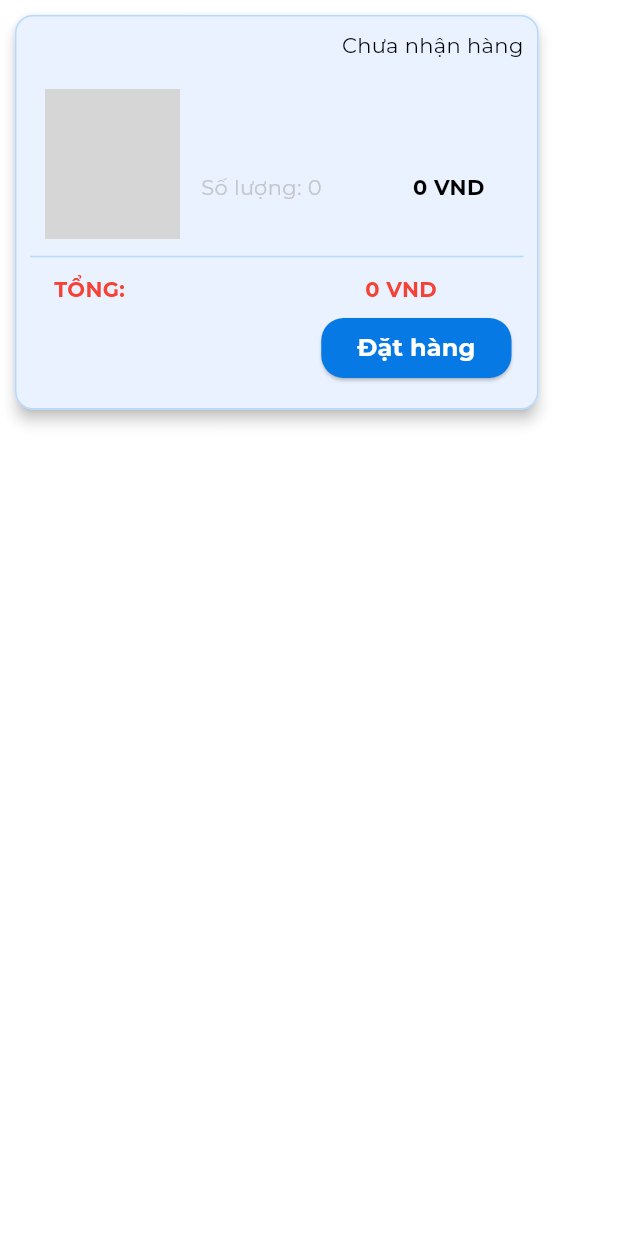
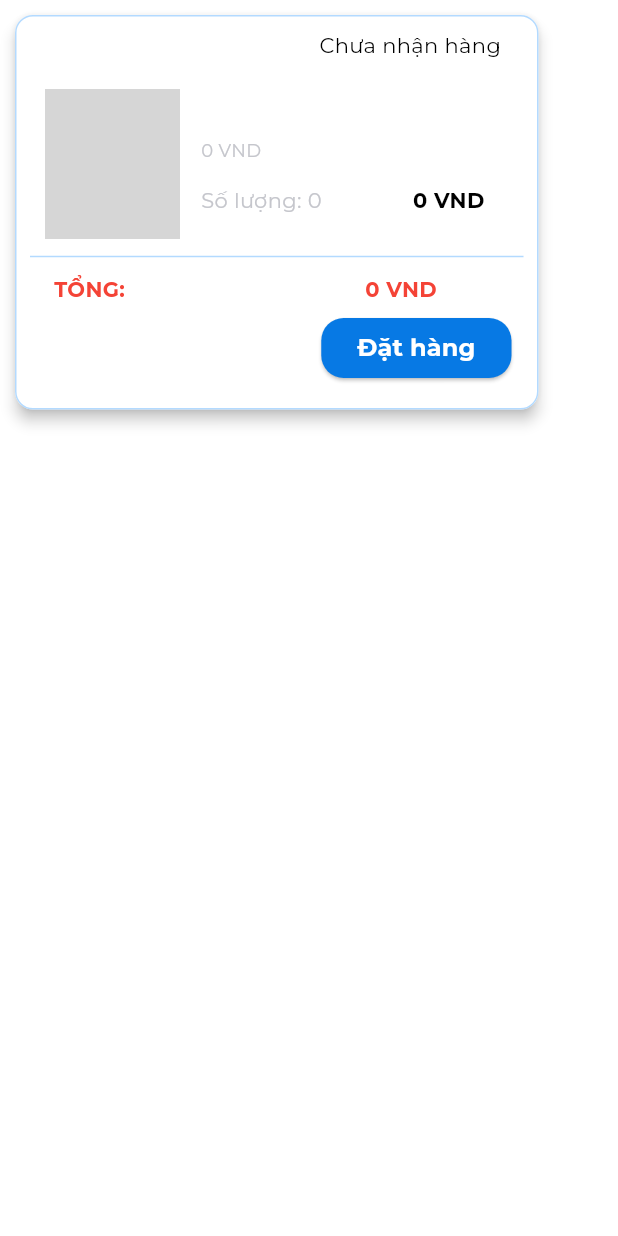
Before and after one commit to tubinguyen/Mobile-App, a Flutter app: the OrderDetail widget shown alone on an empty page, opened directly with empty values, on a phone screen of 412 x 824 dp. Run offline on Flutter 3.47's test engine with Material 3 defaults, Android fonts, the phone set to English and light mode, and no system bars; our stand-ins replace flutter_svg; project files that could hold a hidden picture were left out; grey boxes are pictures that could not be loaded.

Commit message:
finish shopping cart

```diff
--- a/app_tienganh/lib/views/cus/home_screen.dart
+++ b/app_tienganh/lib/views/cus/home_screen.dart
@@ -1,11 +1,7 @@
 import 'package:flutter/material.dart';
-<<<<<<< HEAD:app_tienganh/lib/views/home_screen.dart
-// import '../widgets/google_button.dart';
-// import '../widgets/book_list.dart';
+import 'package:app_tienganh/widgets/search_bar.dart';
+// import 'package:app_tienganh/widgets/shopping_cart_item_final.dart';
 // import 'package:app_tienganh/widgets/detail_order.dart';
-
-=======
->>>>>>> af43a9c894144c0c8796cc4bbc99bb0de1d86723:app_tienganh/lib/views/cus/home_screen.dart
 
 class HomeScreen extends StatelessWidget {
   final Function(int) onNavigate;
@@ -23,13 +19,10 @@ class HomeScreen extends StatelessWidget {
               style: TextStyle(fontSize: 24),
             ),
             const SizedBox(height: 20),
-<<<<<<< HEAD:app_tienganh/lib/views/home_screen.dart
             CustomSearchBar(), // Nếu cần thanh tìm kiếm thì bỏ comment dòng này
             // BookList(),
             // ShoppingCartItemFinal(imageName: 'assets/img/booktest.jpg', price: 15000, title: 'Tiếng Anh cơ bản', quantity: 5 ),
             // OrderDetail(date: '19/5/2004', isReceived: true, imageName: 'assets/img/booktest.jpg', price: 15000, title: 'English', quantity: 5)
-=======
->>>>>>> af43a9c894144c0c8796cc4bbc99bb0de1d86723:app_tienganh/lib/views/cus/home_screen.dart
           ],
         ),
       ),
--- a/app_tienganh/lib/widgets/detail_order.dart
+++ b/app_tienganh/lib/widgets/detail_order.dart
@@ -30,7 +30,7 @@ class OrderDetail extends StatelessWidget {
       width: 369,
       height: 283,
       child: Card(
-        color: AppColors.highlightLight,
+        color: Colors.white,
         shape: RoundedRectangleBorder(
           borderRadius: BorderRadius.circular(12.0),
           side: BorderSide(color: AppColors.blueLightest, width: 1),
@@ -46,22 +46,28 @@ class OrderDetail extends StatelessWidget {
               Row(
                 mainAxisAlignment: MainAxisAlignment.spaceBetween,
                 children: [
-                  Text(
-                    date,
-                    style: TextStyle(
-                      fontFamily: 'Montserrat',
-                      color: AppColors.textPrimary,
-                      fontSize: 14,
+                  Padding (
+                    padding: const EdgeInsets.only(left: 17.0),
+                    child: Text(
+                      date,
+                      style: TextStyle(
+                        fontFamily: 'Montserrat',
+                        fontSize: 14,
+                        color: AppColors.textPrimary,
+                      ),
                     ),
                   ),
 
-                  Text(
+                  Padding (
+                    padding: const EdgeInsets.only(right: 15.0),
+                    child: Text(
                     isReceived ? "Đã nhận hàng" : "Chưa nhận hàng",
                     style: TextStyle(
                       fontFamily: 'Montserrat',
                       fontSize: 14,
                       color: AppColors.textPrimary,
                     ),
+                  ),
                   ),
                 ],
               ),
--- a/app_tienganh/lib/widgets/shopping_cart_item_final.dart
+++ b/app_tienganh/lib/widgets/shopping_cart_item_final.dart
@@ -52,6 +52,18 @@ class ShoppingCartItemFinal extends StatelessWidget {
                 ),
                 ),
 
+                Padding (
+                  padding: const EdgeInsets.only(left: 4.0),
+                  child: Text(
+                  '${price.toStringAsFixed(0)} VND',
+                  style: TextStyle(
+                    fontFamily: 'Montserrat',
+                    color: AppColors.textSecondary,
+                    fontSize: 12,
+                  ),
+                ),
+                ),
+
                 const SizedBox(height: 15.0),
 
                 // Quantity and Price Section
```
